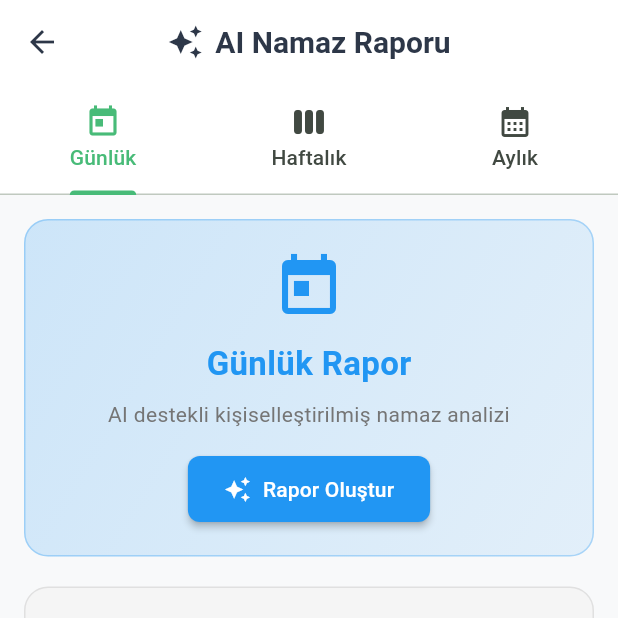
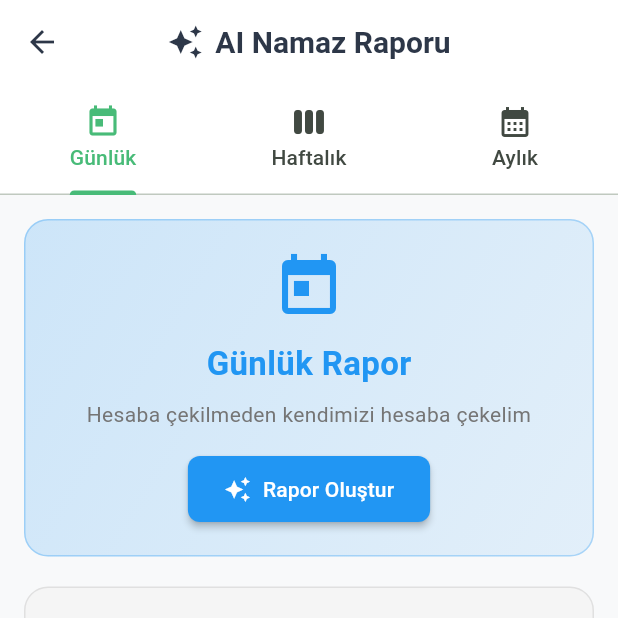
Before and after one commit to mr-dokur-QA/hayirhah, a Flutter app: the AIReportScreen screen opened directly, on a phone screen of 412 x 824 dp, the top half of it. Run offline on Flutter 3.47's test engine with Material 3 defaults, Android fonts, the phone set to English and light mode, and no system bars; our stand-ins replace connectivity_plus, dio, flutter_compass, geocoding, geolocator, google_sign_in and 4 more; accounts and stored records are empty.

Commit message:
feat: update Namaz Raporu subtitle - hesaba cekilmeden kendimizi hesaba cekelim

```diff
--- a/lib/screens/ai_report/ai_report_screen.dart
+++ b/lib/screens/ai_report/ai_report_screen.dart
@@ -161,7 +161,7 @@ class _AIReportScreenState extends State<AIReportScreen> with SingleTickerProvid
                 ),
                 const SizedBox(height: 8),
                 Text(
-                  'AI destekli kişiselleştirilmiş namaz analizi',
+                  'Hesaba çekilmeden kendimizi hesaba çekelim',
                   style: TextStyle(
                     color: isDark ? Colors.grey[400] : Colors.grey[600],
                   ),
--- a/lib/screens/dashboard/dashboard_screen.dart
+++ b/lib/screens/dashboard/dashboard_screen.dart
@@ -206,7 +206,7 @@ class _DashboardScreenState extends State<DashboardScreen> {
               _buildSecondaryButton(
                 context,
                 title: 'Namaz Raporu',
-                subtitle: 'AI destekli kişisel namaz analiziniz',
+                subtitle: 'Hesaba çekilmeden kendimizi hesaba çekelim',
                 icon: Icons.auto_awesome,
                 color: Colors.amber.shade700,
                 onTap: () => _navigateToAIReport(context),
```
